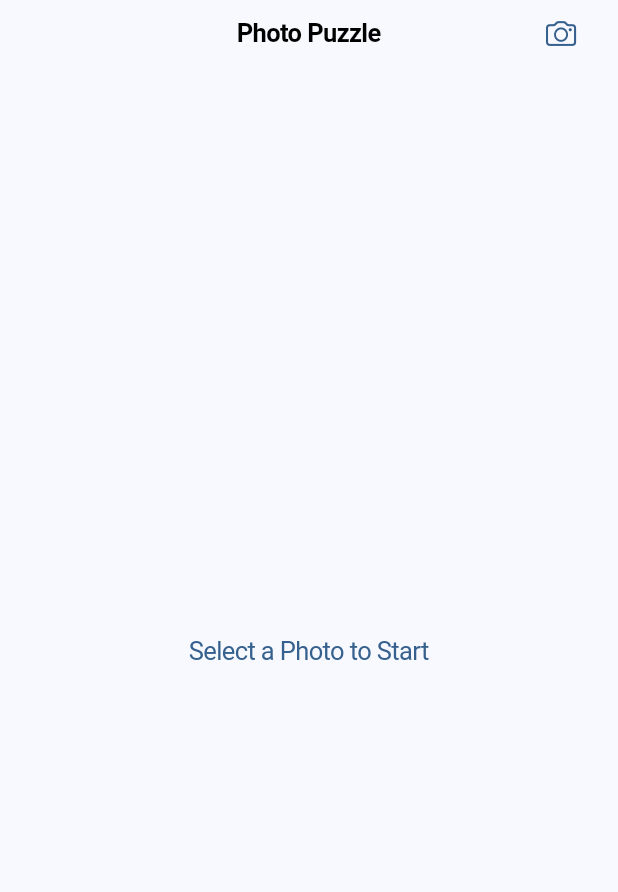
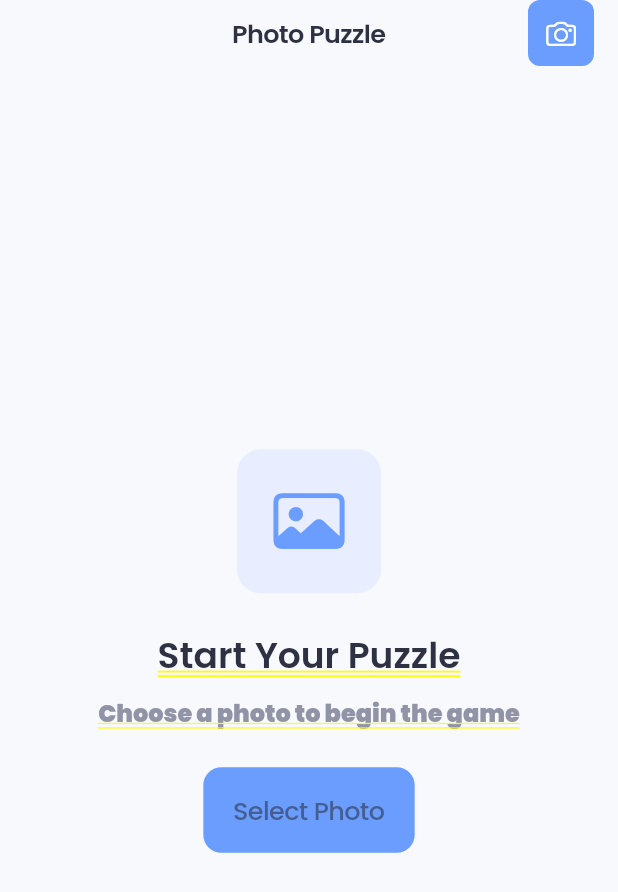
Before and after one commit to wayphebe/photo_puzzle, a Flutter app: the screen it shows after launch, on a phone screen of 412 x 824 dp. Shown: the top 892 px of the screen. Run offline on Flutter 3.47's test engine with Material 3 defaults, Android fonts, the light colour scheme and no system bars; our stand-ins replace google_fonts, image_picker.

Commit message:
-m "Update UI"

```diff
--- a/lib/photo_puzzle_app.dart
+++ b/lib/photo_puzzle_app.dart
@@ -3,6 +3,7 @@ import 'package:flutter/cupertino.dart';
 import 'package:image_picker/image_picker.dart';
 import 'dart:io';
 import 'dart:math';
+import 'package:google_fonts/google_fonts.dart';
 
 class PhotoPuzzleApp extends StatefulWidget {
   @override
@@ -143,17 +144,36 @@ class _PhotoPuzzleAppState extends State<PhotoPuzzleApp> {
       theme: ThemeData(
         useMaterial3: true,
         colorScheme: ColorScheme.fromSeed(
-          seedColor: Colors.blue,
+          seedColor: const Color(0xFF6B9DFF),
           brightness: Brightness.light,
         ),
+        textTheme: GoogleFonts.poppinsTextTheme(),
       ),
       home: CupertinoPageScaffold(
+        backgroundColor: const Color(0xFFF8F9FD),
         navigationBar: CupertinoNavigationBar(
-          middle: Text('Photo Puzzle'),
-          trailing: CupertinoButton(
-            padding: EdgeInsets.zero,
-            child: Icon(CupertinoIcons.camera),
+          backgroundColor: Colors.white.withOpacity(0.8),
+          middle: Text(
+            'Photo Puzzle',
+            style: GoogleFonts.poppins(
+              fontWeight: FontWeight.w600,
+              color: const Color(0xFF2D3142),
+            ),
+          ),
+          trailing: Container(
+            decoration: BoxDecoration(
+              color: const Color(0xFF6B9DFF),
+              borderRadius: BorderRadius.circular(8),
+            ),
+            child: CupertinoButton(
+              padding: const EdgeInsets.all(8),
+              child: Icon(
+                CupertinoIcons.camera,
+                color: Colors.white,
+                size: 20,
+              ),
               onPressed: _showImageSourceDialog,
+            ),
           ),
         ),
         child: SafeArea(
@@ -162,14 +182,69 @@ class _PhotoPuzzleAppState extends State<PhotoPuzzleApp> {
               mainAxisAlignment: MainAxisAlignment.center,
               children: [
                 if (selectedImage == null)
+                  Column(
+                    children: [
+                      Container(
+                        padding: const EdgeInsets.all(24),
+                        decoration: BoxDecoration(
+                          color: const Color(0xFFE8EEFF),
+                          borderRadius: BorderRadius.circular(16),
+                        ),
+                        child: Icon(
+                          CupertinoIcons.photo,
+                          size: 48,
+                          color: const Color(0xFF6B9DFF),
+                        ),
+                      ),
+                      const SizedBox(height: 24),
+                      Text(
+                        'Start Your Puzzle',
+                        style: GoogleFonts.poppins(
+                          fontSize: 24,
+                          fontWeight: FontWeight.w600,
+                          color: const Color(0xFF2D3142),
+                        ),
+                      ),
+                      const SizedBox(height: 8),
+                      Text(
+                        'Choose a photo to begin the game',
+                        style: GoogleFonts.poppins(
+                          fontSize: 16,
+                          color: const Color(0xFF9094A6),
+                        ),
+                      ),
+                      const SizedBox(height: 24),
                       CupertinoButton(
-                    child: Text('Select a Photo to Start'),
+                        color: const Color(0xFF6B9DFF),
+                        borderRadius: BorderRadius.circular(12),
+                        child: Text(
+                          'Select Photo',
+                          style: GoogleFonts.poppins(
+                            fontWeight: FontWeight.w500,
+                          ),
+                        ),
                         onPressed: _showImageSourceDialog,
+                      ),
+                    ],
                   )
                 else
+                  Column(
+                    children: [
                       Container(
                         width: 300,
                         height: 300,
+                        decoration: BoxDecoration(
+                          borderRadius: BorderRadius.circular(16),
+                          boxShadow: [
+                            BoxShadow(
+                              color: Colors.black.withOpacity(0.1),
+                              blurRadius: 10,
+                              offset: const Offset(0, 4),
+                            ),
+                          ],
+                        ),
+                        child: ClipRRect(
+                          borderRadius: BorderRadius.circular(16),
                           child: GridView.builder(
                             gridDelegate: SliverGridDelegateWithFixedCrossAxisCount(
                               crossAxisCount: gridSize,
@@ -195,6 +270,27 @@ class _PhotoPuzzleAppState extends State<PhotoPuzzleApp> {
                               );
                             },
                           ),
+                        ),
+                      ),
+                      const SizedBox(height: 24),
+                      Row(
+                        mainAxisSize: MainAxisSize.min,
+                        children: [
+                          CupertinoButton(
+                            color: const Color(0xFFE8EEFF),
+                            borderRadius: BorderRadius.circular(12),
+                            child: Text(
+                              'New Game',
+                              style: GoogleFonts.poppins(
+                                color: const Color(0xFF6B9DFF),
+                                fontWeight: FontWeight.w500,
+                              ),
+                            ),
+                            onPressed: _showImageSourceDialog,
+                          ),
+                        ],
+                      ),
+                    ],
                   ),
               ],
             ),
--- a/pubspec.yaml
+++ b/pubspec.yaml
@@ -36,6 +36,7 @@ dependencies:
   cupertino_icons: ^1.0.2
   image_picker: ^1.0.4
   file_picker: ^4.2.7
+  google_fonts: ^5.1.0
 
 dev_dependencies:
   flutter_test:
```
Also changed, not shown: pubspec.lock, 1 other file. Lines whose indentation alone changed are shown as unchanged.
